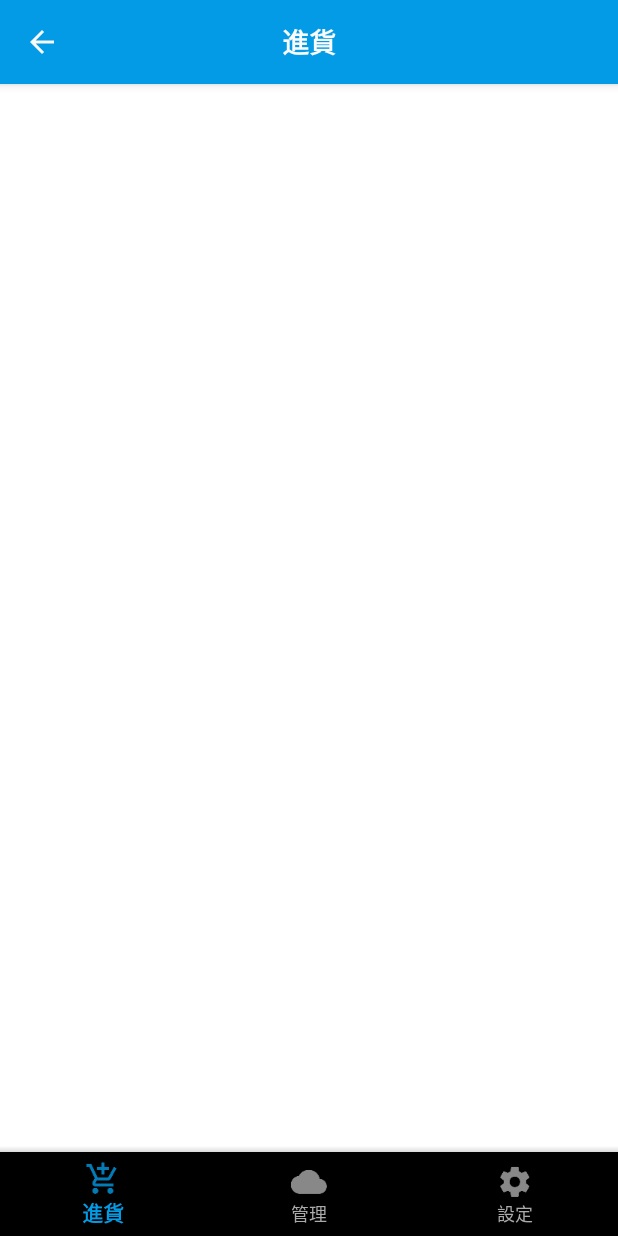
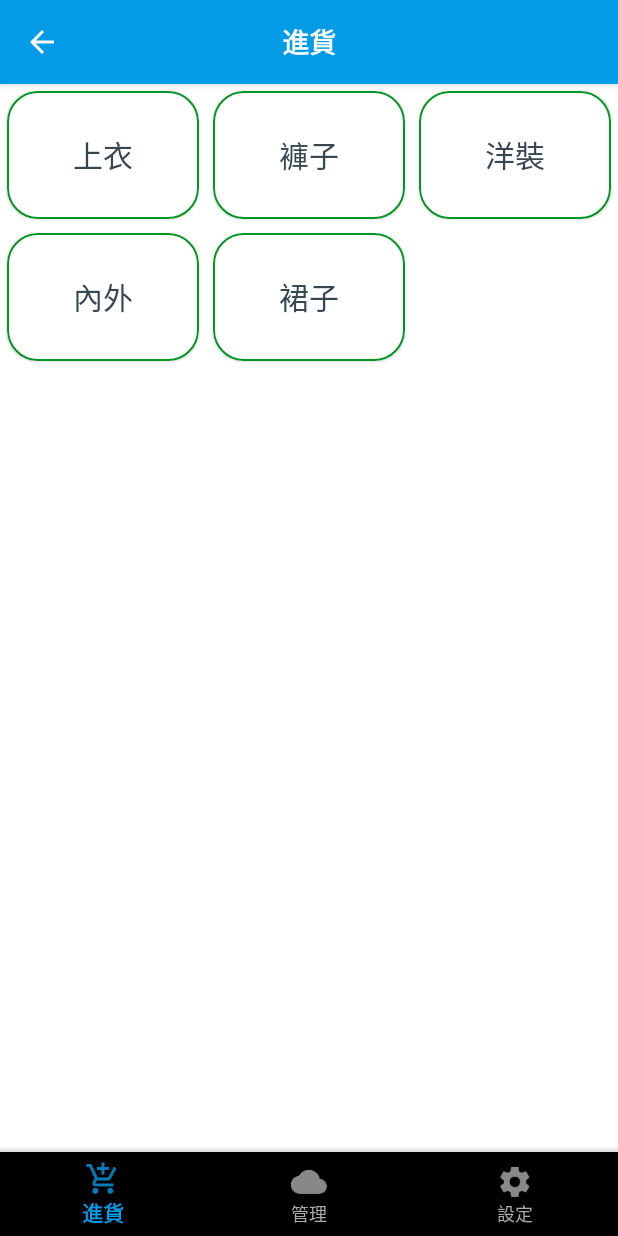
Before and after one commit to jcchen07944/GoodsManager, an Android app: the screen it shows after launch (MainActivity), on a phone screen of 412 x 824 dp. Run offline under Robolectric (Android 15) with nearby library versions, the phone set to English and light mode, and no system bars.

Commit message:
Finish purchase cardview. (Design should be adjusted)

```diff
--- a/app/build.gradle
+++ b/app/build.gradle
@@ -28,4 +28,5 @@ dependencies {
     compile 'com.android.support.constraint:constraint-layout:1.0.2'
     testCompile 'junit:junit:4.12'
     compile 'com.android.support:design:26.0.0-alpha1'
+    compile 'com.android.support:cardview-v7:26.0.0-alpha1'
 }
--- a/app/src/main/java/jcchen/goodsmanager/entity/TypeInfo.java
+++ b/app/src/main/java/jcchen/goodsmanager/entity/TypeInfo.java
@@ -8,6 +8,10 @@ public class TypeInfo {
 
     private String Type;
 
+    public TypeInfo(String type) {
+        this.Type = type;
+    }
+
     public String getType() {
         return Type;
     }
--- a/app/src/main/java/jcchen/goodsmanager/presenter/impl/PurchasePresenterImpl.java
+++ b/app/src/main/java/jcchen/goodsmanager/presenter/impl/PurchasePresenterImpl.java
@@ -12,8 +12,16 @@ import jcchen.goodsmanager.presenter.PurchasePresenter;
 
 public class PurchasePresenterImpl implements PurchasePresenter {
 
+    /* Get type list from model(maybe from DB or from setting) */
     public Vector<TypeInfo> getTypeList() {
-        return new Vector<TypeInfo>();
+        // Now using static type list.
+        Vector<TypeInfo> typeList = new Vector<>();
+        typeList.add(new TypeInfo("上衣"));
+        typeList.add(new TypeInfo("褲子"));
+        typeList.add(new TypeInfo("洋裝"));
+        typeList.add(new TypeInfo("內外"));
+        typeList.add(new TypeInfo("裙子"));
+        return typeList;
     }
 
     public void sendPurchaseInfo(PurchaseInfo purchaseInfo) {
--- a/app/src/main/java/jcchen/goodsmanager/view/MainActivity.java
+++ b/app/src/main/java/jcchen/goodsmanager/view/MainActivity.java
@@ -8,6 +8,8 @@ import android.support.v4.app.FragmentManager;
 import android.support.v7.app.AppCompatActivity;
 import android.support.v7.widget.Toolbar;
 import android.view.MenuItem;
+import android.view.ViewTreeObserver;
+import android.widget.FrameLayout;
 import android.widget.TextView;
 
 import jcchen.goodsmanager.R;
@@ -20,6 +22,8 @@ public class MainActivity extends AppCompatActivity {
     private Toolbar toolbar;
     private TextView toolbar_title;
     private BottomNavigationView bottomNavigationView;
+    private FrameLayout content;
+    private int width = -1;
 
     private Fragment[] contents;
 
@@ -76,6 +80,15 @@ public class MainActivity extends AppCompatActivity {
                 return false;
             }
         });
+        content = (FrameLayout) findViewById(R.id.activity_main_content);
+        content.getViewTreeObserver().addOnGlobalLayoutListener(new ViewTreeObserver.OnGlobalLayoutListener() {
+            @Override
+            public void onGlobalLayout() {
+                content.getViewTreeObserver().removeOnGlobalLayoutListener(this);
+                width = content.getWidth();
+                switchToFragment(contents[0]);
+            }
+        });
     }
 
     private void switchToFragment(Fragment targetFragment) {
@@ -83,6 +96,9 @@ public class MainActivity extends AppCompatActivity {
         fragmentManager.beginTransaction().replace(R.id.activity_main_content, targetFragment).commit();
     }
 
+    public int getContentWidthPixel() {
+        return width;
+    }
 
 
 }
--- /dev/null
+++ b/app/src/main/java/jcchen/goodsmanager/view/adapter/PurchaseRecyclerViewAdapter.java
@@ -0,0 +1,78 @@
+package jcchen.goodsmanager.view.adapter;
+
+import android.content.Context;
+import android.support.v7.widget.CardView;
+import android.support.v7.widget.RecyclerView;
+import android.view.LayoutInflater;
+import android.view.View;
+import android.view.ViewGroup;
+import android.widget.TextView;
+
+import java.util.Vector;
+
+import jcchen.goodsmanager.R;
+import jcchen.goodsmanager.entity.TypeInfo;
+import jcchen.goodsmanager.view.MainActivity;
+
+/**
+ * Created by JCChen on 2018/9/21.
+ */
+
+public class PurchaseRecyclerViewAdapter extends RecyclerView.Adapter<PurchaseRecyclerViewAdapter.ViewHolder> {
+
+    private Context context;
+    private Vector<TypeInfo> typeList;
+    private RecyclerView.LayoutParams params;
+    private View LastClickCard;
+
+    public PurchaseRecyclerViewAdapter(Context context, Vector<TypeInfo> typeList) {
+        this.context = context;
+        this.typeList = typeList;
+        int margin_px = (int)(5 * context.getResources().getDisplayMetrics().density);
+        int width = ((MainActivity) context).getContentWidthPixel() / 3 - margin_px * 2;
+        this.params = new RecyclerView.LayoutParams(width, width / 3 * 2);
+        this.params.setMargins(margin_px, margin_px, margin_px, margin_px);
+        this.LastClickCard = null;
+    }
+
+    @Override
+    public PurchaseRecyclerViewAdapter.ViewHolder onCreateViewHolder(ViewGroup viewGroup, int viewType) {
+        return new PurchaseRecyclerViewAdapter.ViewHolder(LayoutInflater.from(viewGroup.getContext()).inflate(R.layout.purchase_cardview, viewGroup, false));
+    }
+
+    @Override
+    public void onBindViewHolder(final PurchaseRecyclerViewAdapter.ViewHolder viewHolder, final int index) {
+        viewHolder.purchase_type.setText(typeList.get(index).getType());
+    }
+
+    @Override
+    public int getItemCount() {
+        return typeList.size();
+    }
+
+
+
+    public class ViewHolder extends RecyclerView.ViewHolder {
+        public TextView purchase_type;
+
+        public ViewHolder(View view) {
+            super(view);
+            view.setLayoutParams(params);
+            view.setBackground(context.getDrawable(R.drawable.purchase_cardview_normal));
+            ((CardView)view).setCardElevation(1 * context.getResources().getDisplayMetrics().density);
+            view.setOnClickListener(new View.OnClickListener() {
+                @Override
+                public void onClick(View v) {
+                    if(LastClickCard != null) {
+                        ((CardView)LastClickCard).setBackground(context.getDrawable(R.drawable.purchase_cardview_normal));
+                        ((CardView)LastClickCard).setCardElevation(1 * context.getResources().getDisplayMetrics().density);
+                    }
+                    LastClickCard = v;
+                    ((CardView)LastClickCard).setBackground(context.getDrawable(R.drawable.purchase_cardview_check));
+                    ((CardView)v).setCardElevation(8 * context.getResources().getDisplayMetrics().density);
+                }
+            });
+            purchase_type = (TextView) view.findViewById(R.id.purchase_type);
+        }
+    }
+}
--- a/app/src/main/java/jcchen/goodsmanager/view/container/PurchaseContainer.java
+++ b/app/src/main/java/jcchen/goodsmanager/view/container/PurchaseContainer.java
@@ -2,7 +2,16 @@ package jcchen.goodsmanager.view.container;
 
 import android.content.Context;
 import android.support.constraint.ConstraintLayout;
+import android.support.v7.widget.GridLayoutManager;
+import android.support.v7.widget.RecyclerView;
 import android.util.AttributeSet;
+
+import java.util.Vector;
+
+import jcchen.goodsmanager.R;
+import jcchen.goodsmanager.entity.TypeInfo;
+import jcchen.goodsmanager.presenter.impl.PurchasePresenterImpl;
+import jcchen.goodsmanager.view.adapter.PurchaseRecyclerViewAdapter;
 
 /**
  * Created by JCChen on 2018/9/20.
@@ -10,16 +19,38 @@ import android.util.AttributeSet;
 
 public class PurchaseContainer extends ConstraintLayout implements Container {
 
+    private Context context;
+
+    private RecyclerView recyclerView;
+
+    private PurchasePresenterImpl purchasePresenter;
+    private PurchaseRecyclerViewAdapter adapter;
+    private Vector<TypeInfo> typeList;
+
     public PurchaseContainer(Context context) {
         super(context);
+        this.context = context;
     }
 
     public PurchaseContainer(Context context, AttributeSet attributeSet) {
         super(context, attributeSet);
+        this.context = context;
+    }
+
+    @Override
+    protected void onFinishInflate() {
+        super.onFinishInflate();
+        init();
     }
 
     @Override
     public void init() {
+        purchasePresenter = new PurchasePresenterImpl();
+        typeList = purchasePresenter.getTypeList();
+        adapter = new PurchaseRecyclerViewAdapter(context, typeList);
+        recyclerView = (RecyclerView) findViewById(R.id.purchase_page_recyclerview);
+        recyclerView.setAdapter(adapter);
+        recyclerView.setLayoutManager(new GridLayoutManager(context, 3));
 
     }
 
@@ -33,4 +64,5 @@ public class PurchaseContainer extends ConstraintLayout implements Container {
         return false;
     }
 
+
 }
--- /dev/null
+++ b/app/src/main/res/drawable/purchase_cardview_check.xml
@@ -0,0 +1,6 @@
+<?xml version="1.0" encoding="UTF-8"?>
+<shape xmlns:android="http://schemas.android.com/apk/res/android">
+    <corners android:radius="20dp" />
+    <solid android:color="@color/colorSecondary"/>
+    <padding android:left="0dip" android:top="0dip" android:right="0dip" android:bottom="0dip" />
+</shape>
--- /dev/null
+++ b/app/src/main/res/drawable/purchase_cardview_normal.xml
@@ -0,0 +1,7 @@
+<?xml version="1.0" encoding="UTF-8"?>
+<shape xmlns:android="http://schemas.android.com/apk/res/android">
+    <corners android:radius="20dp" />
+    <solid android:color="@color/colorBackground"/>
+    <stroke android:width="1dip" android:color="@color/colorSecondaryDark" />
+    <padding android:left="0dip" android:top="0dip" android:right="0dip" android:bottom="0dip" />
+</shape>
--- a/app/src/main/res/layout/purchase_cardview.xml
+++ b/app/src/main/res/layout/purchase_cardview.xml
@@ -1,22 +1,16 @@
 <?xml version="1.0" encoding="utf-8"?>
-<android.support.constraint.ConstraintLayout xmlns:android="http://schemas.android.com/apk/res/android"
+<android.support.v7.widget.CardView xmlns:android="http://schemas.android.com/apk/res/android"
     xmlns:app="http://schemas.android.com/apk/res-auto"
-    android:layout_width="wrap_content"
-    android:layout_height="wrap_content"
-    android:elevation="1dp"
-    android:paddingBottom="20dp"
-    android:paddingEnd="20dp"
-    android:paddingStart="20dp"
-    android:paddingTop="20dp">
+    xmlns:tools="http://schemas.android.com/tools"
+    android:layout_width="0dp"
+    android:layout_height="0dp">
 
     <TextView
         android:id="@+id/purchase_type"
         android:layout_width="wrap_content"
         android:layout_height="wrap_content"
-        android:textSize="20sp"
-        app:layout_constraintBottom_toBottomOf="parent"
-        app:layout_constraintEnd_toEndOf="parent"
-        app:layout_constraintStart_toStartOf="parent"
-        app:layout_constraintTop_toTopOf="parent" />
+        android:layout_gravity="center"
+        android:textColor="@color/colorTextOnSecondary"
+        android:textSize="20sp" />
 
-</android.support.constraint.ConstraintLayout>
+</android.support.v7.widget.CardView>
--- a/app/src/main/res/layout/purchase_page.xml
+++ b/app/src/main/res/layout/purchase_page.xml
@@ -1,12 +1,17 @@
 <?xml version="1.0" encoding="utf-8"?>
-<jcchen.goodsmanager.view.container.PurchaseContainer
-    xmlns:android="http://schemas.android.com/apk/res/android"
+<jcchen.goodsmanager.view.container.PurchaseContainer xmlns:android="http://schemas.android.com/apk/res/android"
+    xmlns:app="http://schemas.android.com/apk/res-auto"
+    xmlns:tools="http://schemas.android.com/tools"
     android:layout_width="match_parent"
     android:layout_height="match_parent">
 
     <android.support.v7.widget.RecyclerView
         android:id="@+id/purchase_page_recyclerview"
-        android:layout_width="match_parent"
-        android:layout_height="wrap_content"/>
+        android:layout_width="0dp"
+        android:layout_height="0dp"
+        app:layout_constraintBottom_toBottomOf="parent"
+        app:layout_constraintEnd_toEndOf="parent"
+        app:layout_constraintStart_toStartOf="parent"
+        app:layout_constraintTop_toTopOf="parent" />
 
 </jcchen.goodsmanager.view.container.PurchaseContainer>
--- a/app/src/main/res/values/colors.xml
+++ b/app/src/main/res/values/colors.xml
@@ -4,9 +4,9 @@
     <color name="colorPrimaryLight">#63ccff</color>
     <color name="colorPrimaryDark">#006db3</color>
     <color name="colorTextOnPrimary">#fafafa</color>
-    <color name="colorSecondary">#b2ff59</color>
-    <color name="colorSecondaryLight">#e7ff8c</color>
-    <color name="colorSecondaryDark">#7ecb20</color>
+    <color name="colorSecondary">#00c853</color>
+    <color name="colorSecondaryLight">#5efc82</color>
+    <color name="colorSecondaryDark">#009624</color>
     <color name="colorTextOnSecondary">#37474f</color>
     <color name="colorBackground">#ffffff</color>
 </resources>
```
